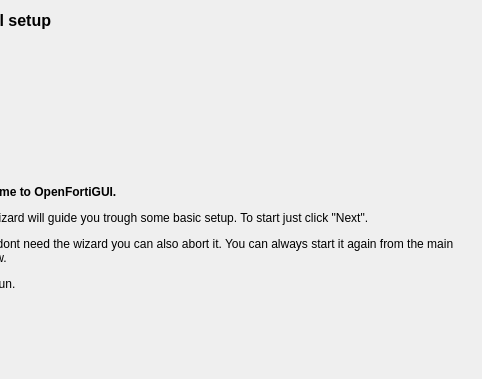
Old version of the form openfortigui/setupwizard.ui in the repository theinvisible/openfortigui; both pictures show x 158 to 640 and y 0 to 379 of the 640 by 480 pixel window.
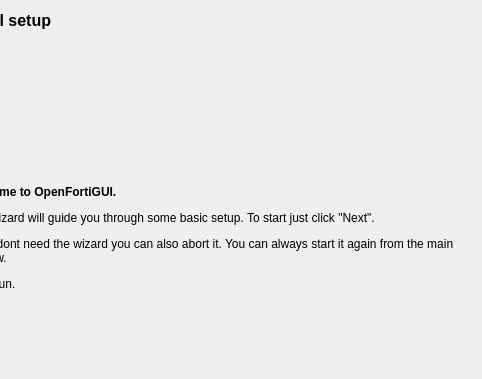
New version of the form. Icons and pictures are not drawn.

The edit to the form file:
```diff
--- a/openfortigui/setupwizard.ui
+++ b/openfortigui/setupwizard.ui
@@ -50,7 +50,7 @@
        <item row="0" column="1">
         <widget class="QLabel" name="label_5">
          <property name="text">
-          <string>&lt;html&gt;&lt;head/&gt;&lt;body&gt;&lt;p&gt;&lt;span style=&quot; font-weight:600;&quot;&gt;Welcome to OpenFortiGUI.&lt;/span&gt;&lt;/p&gt;&lt;p&gt;This wizard will guide you trough some basic setup. To start just click &amp;quot;Next&amp;quot;.&lt;/p&gt;&lt;p&gt;If you dont need the wizard you can also abort it. You can always start it again from the main window.&lt;/p&gt;&lt;p&gt;Have fun.&lt;/p&gt;&lt;/body&gt;&lt;/html&gt;</string>
+          <string>&lt;html&gt;&lt;head/&gt;&lt;body&gt;&lt;p&gt;&lt;span style=&quot; font-weight:600;&quot;&gt;Welcome to OpenFortiGUI.&lt;/span&gt;&lt;/p&gt;&lt;p&gt;This wizard will guide you through some basic setup. To start just click &amp;quot;Next&amp;quot;.&lt;/p&gt;&lt;p&gt;If you dont need the wizard you can also abort it. You can always start it again from the main window.&lt;/p&gt;&lt;p&gt;Have fun.&lt;/p&gt;&lt;/body&gt;&lt;/html&gt;</string>
          </property>
          <property name="wordWrap">
           <bool>true</bool>
```
